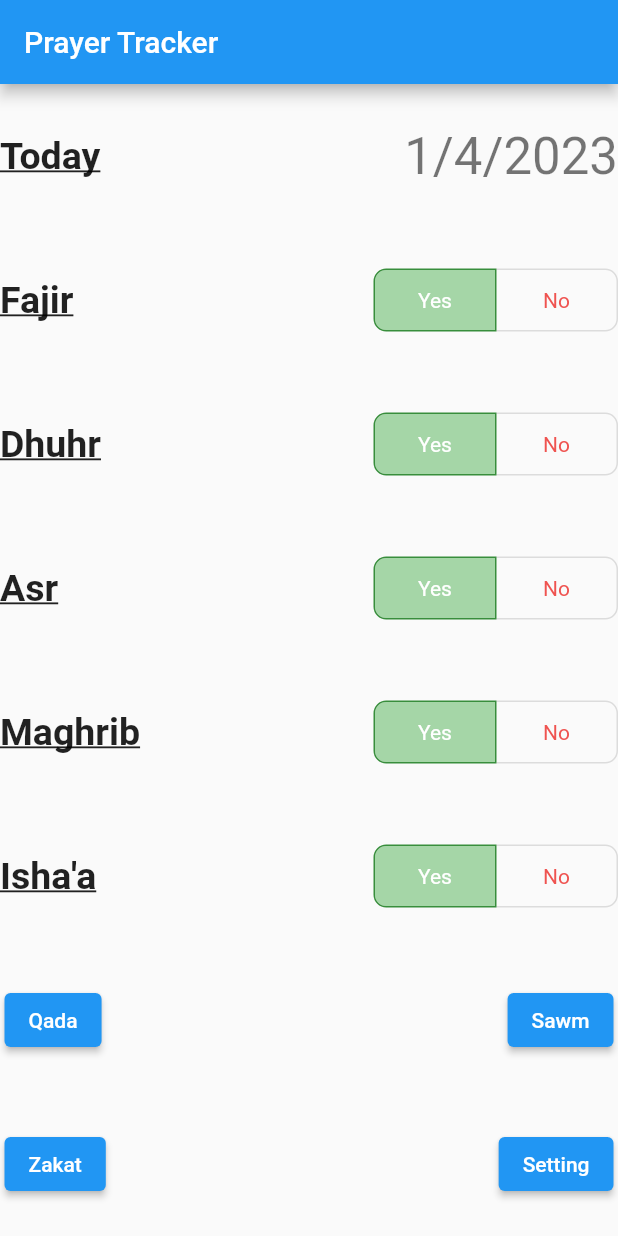
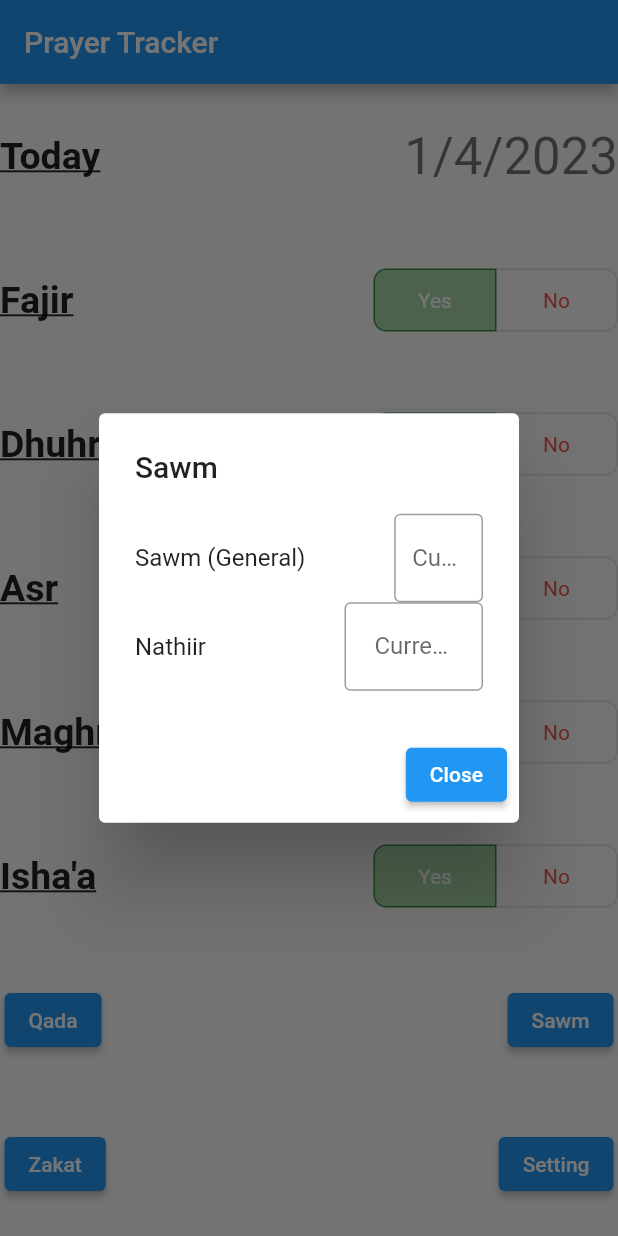
Before and after one commit to KhaledKorfali2/prayer_tracker_app, a Flutter app: the screen it shows after launch, after a tap on "Sawm", on a phone screen of 412 x 824 dp. Run offline on Flutter 3.47's test engine with Material 2 defaults, Android fonts, the phone set to English and light mode, and no system bars.

Commit message:
Created Basic Skeleton Layout for Sawm button

```diff
--- a/lib/main.dart
+++ b/lib/main.dart
@@ -68,6 +68,7 @@ class _MyHomePageState extends State<MyHomePage> {
 
 
 
+  //List that stores whether toggle bottons are yes/no
   final List<bool> _yesNoFajir = <bool>[true, false];
   final List<bool> _yesNoDhuhr = <bool>[true, false];
   final List<bool> _yesNoAsr = <bool>[true, false];
@@ -75,11 +76,25 @@ class _MyHomePageState extends State<MyHomePage> {
   final List<bool> _yesNoIshaa = <bool>[true, false];
 
 
+  //Info about current date
   var curDay = DateTime.now().day.toString();
   var curMonth = DateTime.now().month.toString();
   var curYear = DateTime.now().year.toString();
 
+  //Font sizes
   static const double fontSiz = 25;
+
+
+  //Text Editing Controllers
+  TextEditingController fajirController = TextEditingController();
+  TextEditingController dhuhrController = TextEditingController();
+  TextEditingController asrController = TextEditingController();
+  TextEditingController maghribController = TextEditingController();
+  TextEditingController ishaaController = TextEditingController();
+  TextEditingController zakatController = TextEditingController();
+  TextEditingController zakatElFutrahController = TextEditingController();
+  TextEditingController sawmController = TextEditingController();
+  TextEditingController nathiirController = TextEditingController();
 
   @override
   Widget build(BuildContext context) {
@@ -109,7 +124,7 @@ class _MyHomePageState extends State<MyHomePage> {
                       fontSize: fontSiz,
                   ),
                   ),
-                  Spacer(),
+                  const Spacer(),
                   Text(
                     '${curMonth}/${curDay}/${curYear}',
                     style: Theme.of(context).textTheme.headline4,
@@ -129,7 +144,7 @@ class _MyHomePageState extends State<MyHomePage> {
                       fontSize: fontSiz,
                     ),
                   ),
-                  Spacer(),
+                  const Spacer(),
                   Container(
                     child: ToggleButtons(//Toggle for Fajir
                       onPressed: (int index) {
@@ -168,7 +183,7 @@ class _MyHomePageState extends State<MyHomePage> {
                       fontSize: fontSiz,
                     ),
                   ),
-                  Spacer(),
+                  const Spacer(),
                   ToggleButtons(//toggle for Dhuhr
                     onPressed: (int index) {
                       setState(() {
@@ -205,7 +220,7 @@ class _MyHomePageState extends State<MyHomePage> {
                       fontSize: fontSiz,
                     ),
                   ),
-                  Spacer(),
+                  const Spacer(),
                   ToggleButtons(//Toggle for Asr
                     onPressed: (int index) {
                       setState(() {
@@ -242,7 +257,7 @@ class _MyHomePageState extends State<MyHomePage> {
                       fontSize: fontSiz,
                     ),
                   ),
-                  Spacer(),
+                  const Spacer(),
                   ToggleButtons(// Toggle for Maghrib
                     onPressed: (int index) {
                       setState(() {
@@ -279,7 +294,7 @@ class _MyHomePageState extends State<MyHomePage> {
                       fontSize: fontSiz,
                     ),
                   ),
-                  Spacer(),
+                  const Spacer(),
                   ToggleButtons(//Toggle for Ishaa
                     onPressed: (int index) {
                       setState(() {
@@ -309,35 +324,87 @@ class _MyHomePageState extends State<MyHomePage> {
                 mainAxisAlignment: MainAxisAlignment.start,
                 children: <Widget>[
                   Container(
-                    margin: EdgeInsets.all(3),
+                    margin: const EdgeInsets.all(3),
                     child: ElevatedButton(
                       onPressed: (){
                         showDialog(
                             context: context,
                             builder: (context) => AlertDialog(
-                              content:Text("Qada"),
+                              content:const Text("Qada"),
                               actions: [
                                 TextButton(
                                     onPressed: () => Navigator.pop(context),
-
-                                    child: Text("Row")
+                                    child: const Text("Row")
                                 ),
                               ],
                             ));
                       },
-                      child: Text(
+                      child: const Text(
                           "Qada"
                       ),
                     ),
                   ),
-                  Spacer(),
+                  const Spacer(),
                   Container(
-                    margin: EdgeInsets.all(3),
+                    margin: const EdgeInsets.all(3),
                     child: ElevatedButton(
                       onPressed: (){
-
+                        showDialog(
+                        context: context,
+                        builder: (context) => AlertDialog(
+                          title: const Text('Sawm'),
+                          content: Column(
+                            mainAxisSize: MainAxisSize.min,
+                            crossAxisAlignment: CrossAxisAlignment.start,
+                            children: <Widget>[
+                              Row(
+                              mainAxisAlignment: MainAxisAlignment.start,
+                              children: <Widget>[
+                                const Text("Sawm (General)"),
+                                const Spacer(),
+                                const Expanded(
+                                  child: TextField(
+                                    obscureText: false,
+                                    decoration: InputDecoration(
+                                      border: OutlineInputBorder(),
+                                      labelText: "CurrentNum",
+                                    ),
+                                  ),
+                              ),
+                              ]
+                          ),
+                              Row(
+                                  mainAxisAlignment: MainAxisAlignment.start,
+                                  children: <Widget>[
+                                    const Text("Nathiir"),
+                                    const Spacer(),
+                                    Expanded(
+                                      child: TextField(
+                                        controller: nathiirController,
+                                        obscureText: false,
+                                        decoration: InputDecoration(
+                                          contentPadding: EdgeInsets.all(20.0),
+                                          border: OutlineInputBorder(),
+                                          labelText: "CurrentNum",
+                                        ),
+                                      ),
+                                    ),
+                                  ]
+                              ),
+                            ],
+                          ),
+                          actions: <Widget>[
+                            ElevatedButton(
+                              onPressed: () {
+                                Navigator.of(context).pop();
+                              },
+                              child: const Text('Close'),
+                            ),
+                          ],
+                        )
+                        );
                       },
-                      child: Text(
+                      child: const Text(
                           "Sawm"
                       ),
                     ),
@@ -350,24 +417,24 @@ class _MyHomePageState extends State<MyHomePage> {
                 mainAxisAlignment: MainAxisAlignment.start,
                 children: <Widget>[
                   Container(
-                    margin: EdgeInsets.all(3),
+                    margin: const EdgeInsets.all(3),
                     child: ElevatedButton(
                       onPressed: (){
 
                       },
-                      child: Text(
+                      child: const Text(
                           "Zakat"
                       ),
                     ),
                   ),
-                  Spacer(),
+                  const Spacer(),
                   Container(
-                    margin: EdgeInsets.all(3),
+                    margin: const EdgeInsets.all(3),
                     child: ElevatedButton(
                       onPressed: (){
 
                       },
-                      child: Text(
+                      child: const Text(
                           "Setting"
                       ),
                     ),
```
